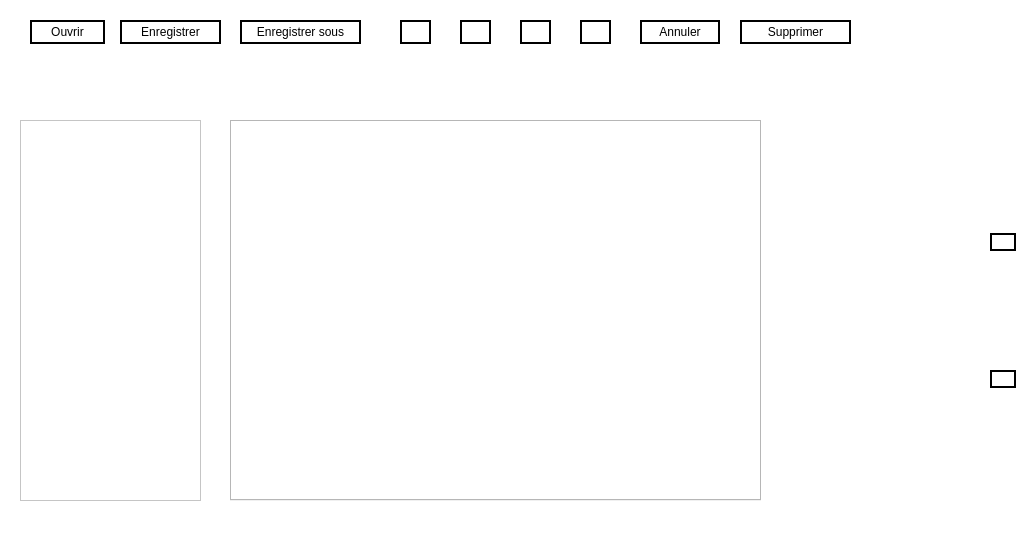
Qt form imagedit.ui (NesrineGhannay/ImagEdit) before a commit.
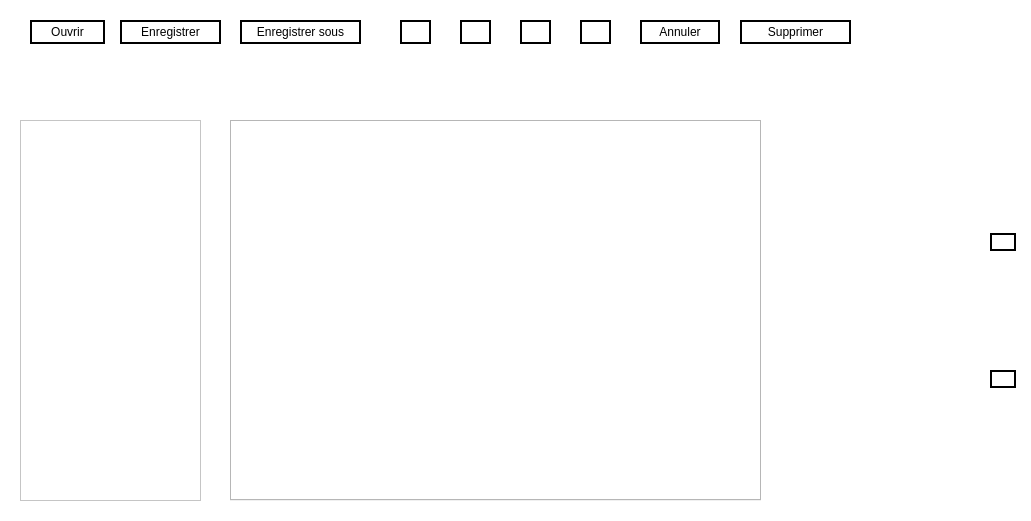
The same form after that commit. Icons and pictures are not drawn.

Commit message: reorganisation du code et essaie de faire glisser la fenetre filtre

Patch:
```diff
--- a/imagedit.ui
+++ b/imagedit.ui
@@ -6,8 +6,8 @@
    <rect>
     <x>0</x>
     <y>0</y>
-    <width>1027</width>
-    <height>541</height>
+    <width>1031</width>
+    <height>521</height>
    </rect>
   </property>
   <property name="windowTitle">
@@ -238,7 +238,7 @@
      <number>-1</number>
     </property>
    </widget>
-   <widget class="QWidget" name="">
+   <widget class="QWidget" name="layoutWidget">
     <property name="geometry">
      <rect>
       <x>990</x>
```
The commit also changes 3 other files.
